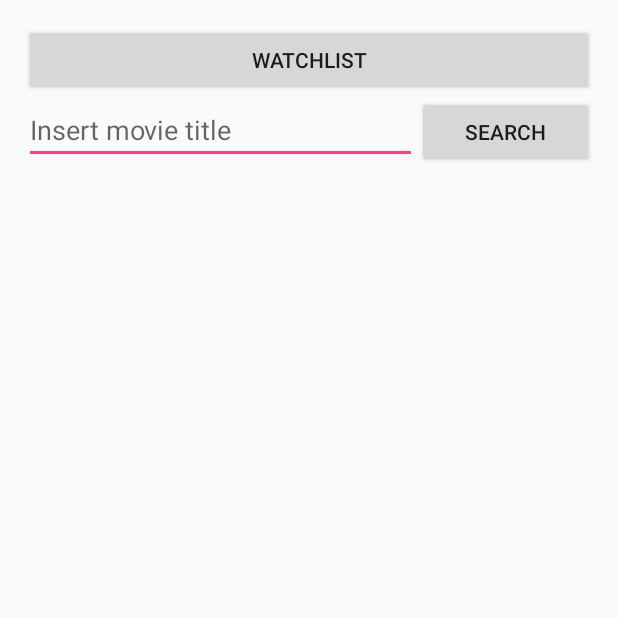
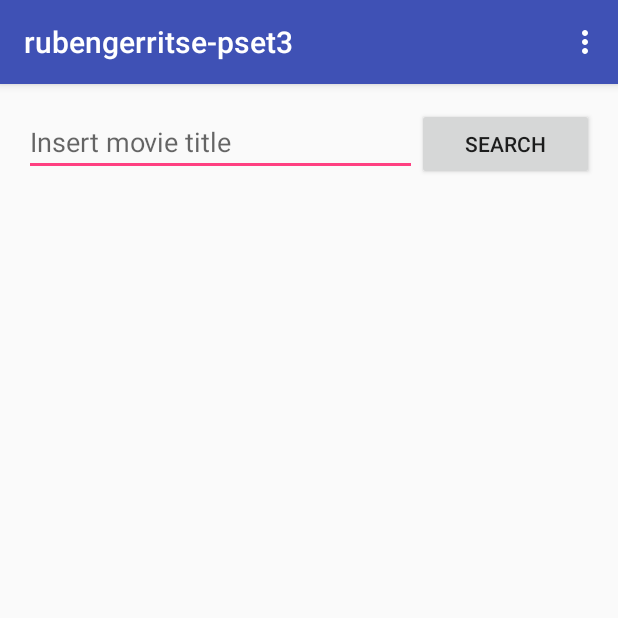
Before and after one commit to Rgerritse/rubengerritse-pset3, an Android app: the screen it shows after launch (MainActivity), on a phone screen of 412 x 824 dp, the top half of it. Run offline under Robolectric (Android 15) with nearby library versions, the phone set to English and light mode, and no system bars.

Commit message:
NavigationMenu in toolbar added and comments added

```diff
--- a/app/src/main/java/com/example/ruben/rubengerritse_pset3/DatabaseConnector.java
+++ b/app/src/main/java/com/example/ruben/rubengerritse_pset3/DatabaseConnector.java
@@ -9,6 +9,8 @@ import java.net.URL;
 
 /**
  * Created by ruben on 23-9-16.
+ * Makes an connection to the OMDB database in the background and gives the URL and returns the
+ * JSON Object in string form.
  */
 
 public class DatabaseConnector extends AsyncTask<URL,Integer,String>{
--- a/app/src/main/java/com/example/ruben/rubengerritse_pset3/ImageCollector.java
+++ b/app/src/main/java/com/example/ruben/rubengerritse_pset3/ImageCollector.java
@@ -9,6 +9,7 @@ import java.net.URL;
 
 /**
  * Created by ruben on 24-9-16.
+ * Opens a stream given an URL and returns a Bitmap object.
  */
 
 public class ImageCollector extends AsyncTask<URL,Integer,Bitmap> {
--- a/app/src/main/java/com/example/ruben/rubengerritse_pset3/MoviePage.java
+++ b/app/src/main/java/com/example/ruben/rubengerritse_pset3/MoviePage.java
@@ -40,6 +40,7 @@ public class MoviePage extends AppCompatActivity {
         updateButtonText();
     }
 
+//    Updates the text and image views using the information stored in the JSON object.
     private void updateViews(){
         TextView titleTextView = (TextView) findViewById(R.id.title_text_view);
         TextView plotTextView = (TextView) findViewById(R.id.plot_text_view);
@@ -80,6 +81,7 @@ public class MoviePage extends AppCompatActivity {
         }
     }
 
+//    Updates the text on the add/remove button.
     private void updateButtonText(){
         SharedPreferences pref = getApplicationContext().getSharedPreferences("MyPref", 0);
         String movieArrayString = pref.getString("movieArray", null);
@@ -100,6 +102,7 @@ public class MoviePage extends AppCompatActivity {
         }
     }
 
+//    Adds or removes a movie from the SharedPreferences.
     public void changeStatus(View view) {
         SharedPreferences pref = getApplicationContext().getSharedPreferences("MyPref", 0);
         SharedPreferences.Editor editor = pref.edit();
--- a/app/src/main/java/com/example/ruben/rubengerritse_pset3/MyAdapter.java
+++ b/app/src/main/java/com/example/ruben/rubengerritse_pset3/MyAdapter.java
@@ -14,6 +14,7 @@ import org.json.JSONObject;
 
 /**
  * Created by ruben on 22-9-16.
+ * Adapter for a RecyclerView.
  */
 
 public class MyAdapter extends RecyclerView.Adapter<MyAdapter.ViewHolder>{
@@ -24,6 +25,8 @@ public class MyAdapter extends RecyclerView.Adapter<MyAdapter.ViewHolder>{
     public MyAdapter(JSONArray movies) {
         this.moviesArray = movies;
         listener = new View.OnClickListener() {
+
+//            Open the MoviePage activity upon click of an item
             @Override
             public void onClick(View view) {
 
--- a/app/src/main/res/layout/activity_main.xml
+++ b/app/src/main/res/layout/activity_main.xml
@@ -1,7 +1,6 @@
 <?xml version="1.0" encoding="utf-8"?>
 <LinearLayout xmlns:android="http://schemas.android.com/apk/res/android"
     xmlns:tools="http://schemas.android.com/tools"
-    xmlns:app="http://schemas.android.com/apk/res-auto"
     android:id="@+id/activity_main"
     android:layout_width="match_parent"
     android:layout_height="match_parent"
@@ -12,12 +11,6 @@
     android:orientation="vertical"
     tools:context="com.example.ruben.rubengerritse_pset3.MainActivity"
     android:weightSum="1">
-
-    <Button
-        android:layout_width="match_parent"
-        android:layout_height="wrap_content"
-        android:text="WatchList"
-        android:onClick="toWatchList"/>
 
     <LinearLayout
         android:layout_width="match_parent"
--- /dev/null
+++ b/app/src/main/res/menu/navigation.xml
@@ -0,0 +1,9 @@
+<?xml version="1.0" encoding="utf-8"?>
+<menu xmlns:android="http://schemas.android.com/apk/res/android">
+    <item
+        android:id="@+id/search_menu_item"
+        android:title="Search"/>
+
+    <item android:id="@+id/watch_list_menu_item"
+        android:title="Watch List"/>
+</menu>
--- a/app/src/main/res/values/styles.xml
+++ b/app/src/main/res/values/styles.xml
@@ -1,7 +1,7 @@
 <resources>
 
     <!-- Base application theme. -->
-    <style name="AppTheme" parent="Theme.AppCompat.Light.NoActionBar">
+    <style name="AppTheme" parent="Theme.AppCompat.Light.DarkActionBar">
         <!-- Customize your theme here. -->
         <item name="colorPrimary">@color/colorPrimary</item>
         <item name="colorPrimaryDark">@color/colorPrimaryDark</item>
```
Also changed, not shown: app/src/main/java/com/example/ruben/rubengerritse_pset3/MainActivity.java (+26 -6 lines), app/src/main/java/com/example/ruben/rubengerritse_pset3/WatchList.java (+36 -8 lines), app/src/main/res/layout/activity_watch_list.xml (+4 -3 lines).
